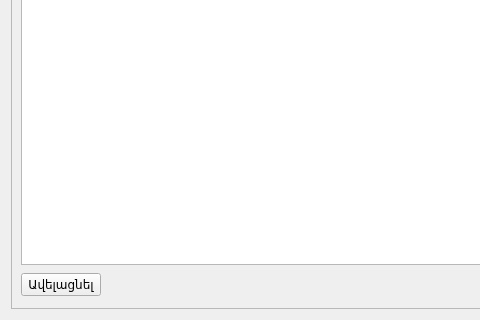
Old version of the form src/customers.ui in the repository ADCompany/AD-Farm; both pictures show x 0 to 480 and y 221 to 541 of the 706 by 541 pixel window.
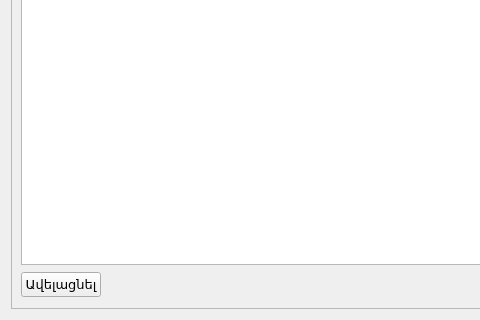
New version of the form. Icons and pictures are not drawn.

Diff of the .ui file:
```diff
--- a/src/customers.ui
+++ b/src/customers.ui
@@ -38,6 +38,11 @@
           <layout class="QHBoxLayout" name="horizontalLayout">
            <item>
             <widget class="QPushButton" name="btnAddCustomers">
+             <property name="font">
+              <font>
+               <pointsize>10</pointsize>
+              </font>
+             </property>
              <property name="text">
               <string>Ավելացնել</string>
              </property>
```
